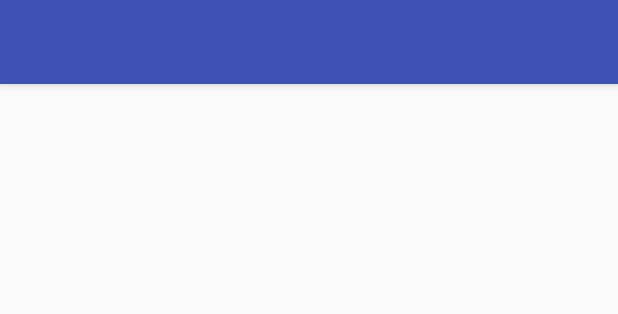
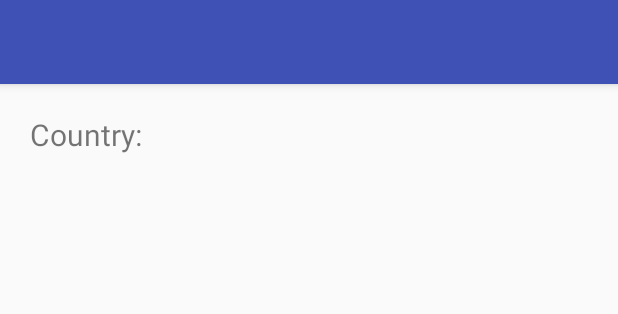
Before and after one commit to tongbpm/COM2027, an Android app: the layout activity_beers_page.xml on its own in the app's theme, with its tools: preview values and no code run, on a phone screen of 412 x 824 dp. Shown: the top 314 px of the screen. Run offline under Robolectric (Android 15) with nearby library versions, the phone set to English and light mode, and no system bars.

Commit message:
Gets user's country

```diff
--- a/app/build.gradle
+++ b/app/build.gradle
@@ -46,11 +46,11 @@ dependencies {
     implementation('com.facebook.android:facebook-android-sdk:4.27.0')
     //Include Google's Room Persistence Library
     implementation 'android.arch.persistence.room:runtime:1.0.0'
+    implementation 'com.google.android.gms:play-services:11.4.2'
     annotationProcessor 'android.arch.persistence.room:compiler:1.0.0'
 
     //Room test helpers
     testImplementation 'android.arch.persistence.room:testing:1.0.0'
-
 }
 
 apply plugin: 'com.google.gms.google-services'
--- a/app/src/main/AndroidManifest.xml
+++ b/app/src/main/AndroidManifest.xml
@@ -6,10 +6,12 @@
     <uses-feature android:name="android.hardware.camera"
         android:required="true" />
 
+    <uses-permission android:name="android.permission.ACCESS_FINE_LOCATION" />
     <uses-permission android:name="android.permission.INTERNET" />
     <uses-permission android:name="android.permission.WRITE_EXTERNAL_STORAGE" />
     <uses-permission android:name="android.permission.READ_EXTERNAL_STORAGE"/>
     <uses-permission android:name="android.permission.CAMERA"/>
+    <uses-permission android:name="android.Manifest.permission.ACCESS_FINE_LOCATION" />
 
     <application
         android:allowBackup="true"
--- a/app/src/main/res/layout/content_beers_page.xml
+++ b/app/src/main/res/layout/content_beers_page.xml
@@ -13,6 +13,17 @@
         android:layout_height="match_parent"
         android:orientation="vertical">
 
+        <TextView
+            android:layout_width="wrap_content"
+            android:layout_height="wrap_content"
+            android:id="@+id/country"
+            android:layout_marginLeft="20dip"
+            android:layout_marginTop="20dp"
+            android:textSize="20dip"
+            android:text="Country: "
+            >
+        </TextView>
+
         <android.support.v7.widget.RecyclerView
             android:layout_width="match_parent"
             android:layout_height="wrap_content"
```
Also changed, not shown: app/src/main/java/org/com2027/group11/beerhere/BeersActivity.java (+115 -0 lines).
